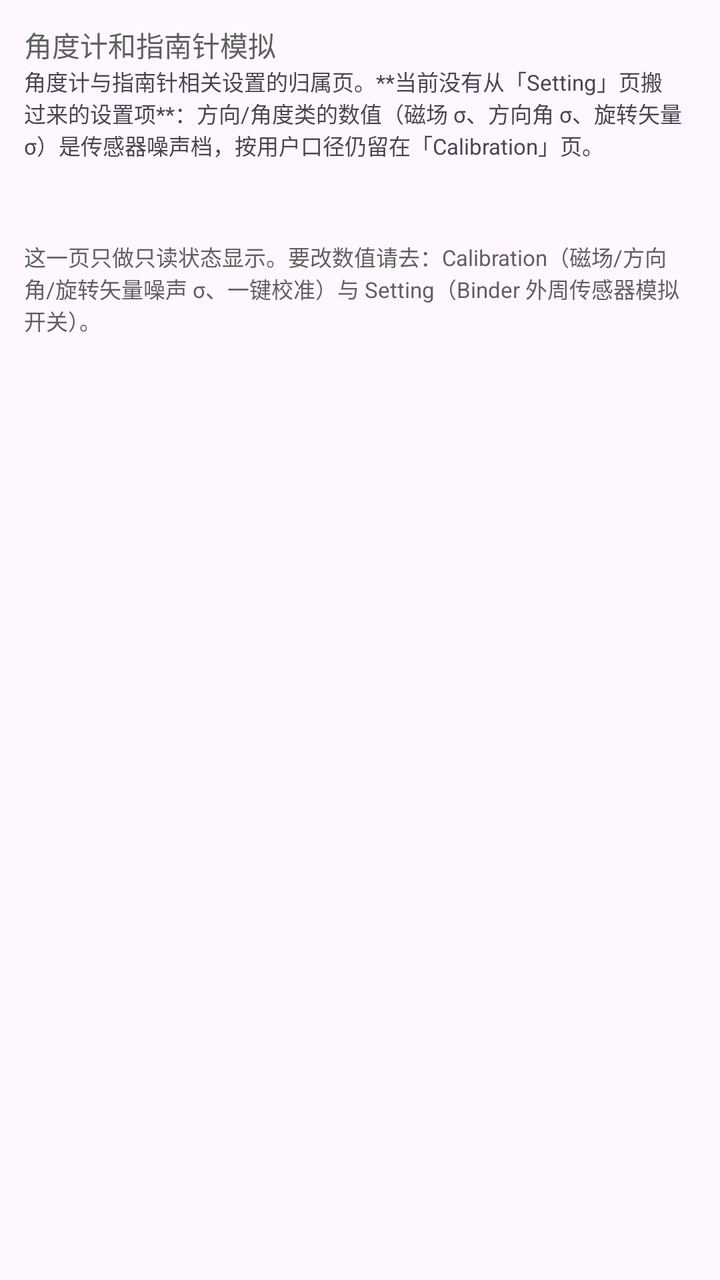
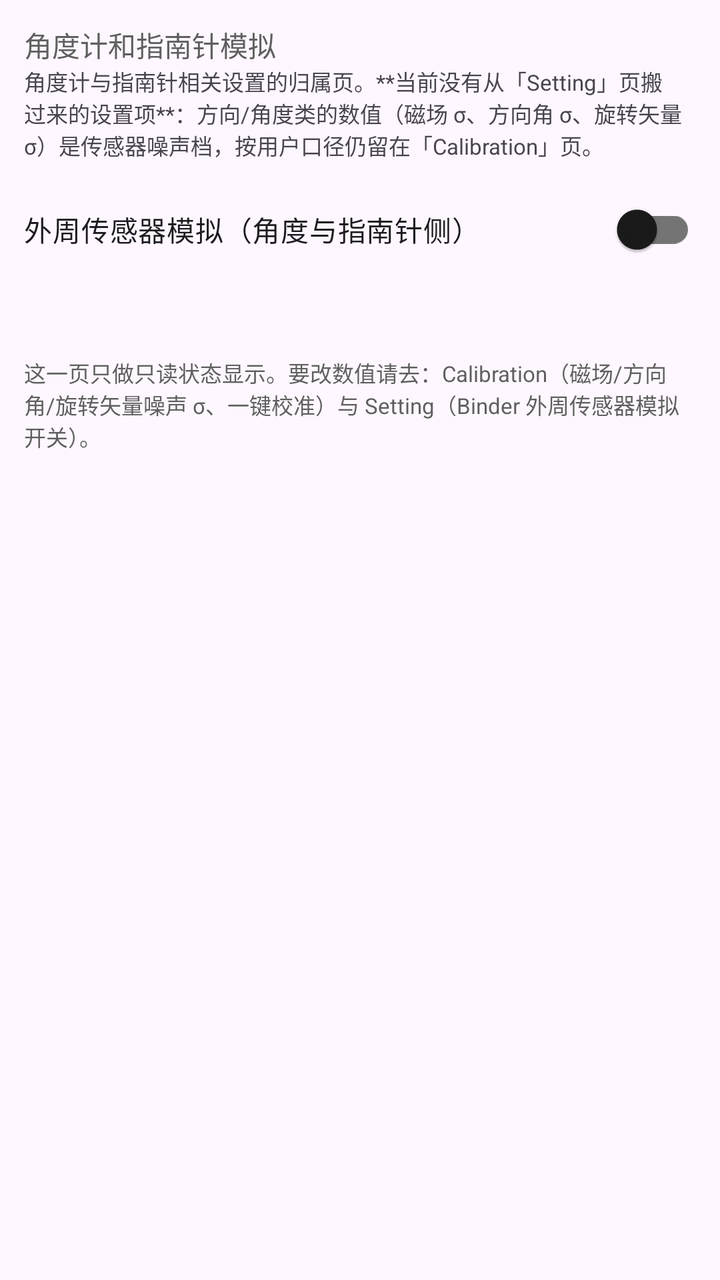

An Android layout rendered at two revisions. The XML below is the earlier revision; the diff shows what the commit changed to produce the second picture.
<!-- AndroidManifest.xml: application theme AppTheme -->
<!-- res/layout/fragment_angle_compass.xml -->
<?xml version="1.0" encoding="utf-8"?>
<androidx.constraintlayout.widget.ConstraintLayout
    xmlns:android="http://schemas.android.com/apk/res/android"
    xmlns:app="http://schemas.android.com/apk/res-auto"
    android:layout_width="match_parent"
    android:layout_height="match_parent">

    <ScrollView
        android:layout_width="match_parent"
        android:layout_height="0dp"
        app:layout_constraintTop_toTopOf="parent"
        app:layout_constraintBottom_toBottomOf="parent">

        <LinearLayout
            android:layout_width="match_parent"
            android:layout_height="wrap_content"
            android:orientation="vertical"
            android:padding="12dp">

            <com.google.android.material.textview.MaterialTextView
                android:layout_width="wrap_content"
                android:layout_height="wrap_content"
                android:text="角度计和指南针模拟"
                android:textColor="?attr/colorOnSurfaceVariant" />

            <com.google.android.material.textview.MaterialTextView
                android:layout_width="match_parent"
                android:layout_height="wrap_content"
                android:text="@string/angle_page_desc"
                android:textSize="11sp" />

            
            <com.google.android.material.textview.MaterialTextView
                android:id="@+id/angle_readout"
                android:layout_width="match_parent"
                android:layout_height="wrap_content"
                android:layout_marginTop="10dp"
                android:textSize="13sp" />

            <com.google.android.material.textview.MaterialTextView
                android:layout_width="match_parent"
                android:layout_height="wrap_content"
                android:layout_marginTop="12dp"
                android:text="@string/angle_footer"
                android:textSize="11sp"
                android:textColor="?attr/colorOnSurfaceVariant" />

        </LinearLayout>
    </ScrollView>
</androidx.constraintlayout.widget.ConstraintLayout>
<!-- resources referenced by this layout -->
<resources>
  <string name="angle_footer">这一页只做只读状态显示。要改数值请去：Calibration（磁场/方向角/旋转矢量噪声 σ、一键校准）与 Setting（Binder 外周传感器模拟开关）。</string>
  <string name="angle_page_desc">角度计与指南针相关设置的归属页。**当前没有从「Setting」页搬过来的设置项**：方向/角度类的数值（磁场 σ、方向角 σ、旋转矢量 σ）是传感器噪声档，按用户口径仍留在「Calibration」页。</string>
  <style name="AppTheme" parent="Theme.Material3.Light.NoActionBar">
          
          <item name="colorPrimary">#5F5F5F</item>
          <item name="colorOnPrimary">#FFFFFF</item>
          <item name="colorPrimaryContainer">#E0E0E0</item>
          <item name="colorOnPrimaryContainer">#1E1E1E</item>
          <item name="colorSecondary">#494949</item>
          <item name="colorOnSecondary">#FFFFFF</item>
          <item name="colorSecondaryContainer">#E7E7E7</item>
          <item name="colorOnSecondaryContainer">#2A2A2A</item>
          <item name="colorSurface">#FFFFFF</item>
          <item name="colorOnSurface">#1A1A1A</item>
          <item name="colorSurfaceVariant">#F0F0F0</item>
          <item name="colorOnSurfaceVariant">#5F5F5F</item>
          <item name="colorOutline">#747474</item>
  
          
          <item name="portalFabIconTint">#1A1A1A</item>
  
          
          <item name="android:statusBarColor">@android:color/transparent</item>
          <item name="android:windowDrawsSystemBarBackgrounds">true</item>
          <item name="android:windowTranslucentStatus">true</item>
          <item name="windowActionModeOverlay">true</item>
          <item name="windowActionBar">false</item>
          <item name="windowNoTitle">true</item>
  
          
          <item name="searchViewStyle">@style/Portal.SearchViewStyle</item>
          <item name="sliderStyle">@style/Portal.SliderTheme</item>
          <item name="android:popupMenuStyle">@style/PortalPopupMenuStyle</item>
      </style>
  <style name="Portal.SearchViewStyle" parent="Widget.AppCompat.SearchView" />
  <style name="Portal.SliderTheme" parent="Widget.Material3.Slider" />
  <style name="PortalPopupMenuStyle" parent="Widget.Material3.PopupMenu">
          <item name="android:popupAnimationStyle">@style/PortalPopupAnimation</item>
      </style>
  <style name="PortalPopupAnimation">
          <item name="android:windowEnterAnimation">@anim/popup_in_top_end</item>
          <item name="android:windowExitAnimation">@anim/popup_out_top_end</item>
      </style>
</resources>

<!-- the commit's change to res/layout/fragment_angle_compass.xml (unified diff, before → after) -->
@@ -30,6 +30,14 @@
                 android:textSize="11sp" />
 
             
+            
+            <com.google.android.material.switchmaterial.SwitchMaterial
+                android:id="@+id/orientation_mock_switch"
+                android:layout_width="match_parent"
+                android:layout_height="wrap_content"
+                android:layout_marginTop="10dp"
+                android:text="@string/orientation_mock" />
+
             <com.google.android.material.textview.MaterialTextView
                 android:id="@+id/angle_readout"
                 android:layout_width="match_parent"
<!-- resource entries referenced after the edit -->
@@ -2,6 +2,7 @@
 <resources>
   <string name="angle_footer">这一页只做只读状态显示。要改数值请去：Calibration（磁场/方向角/旋转矢量噪声 σ、一键校准）与 Setting（Binder 外周传感器模拟开关）。</string>
   <string name="angle_page_desc">角度计与指南针相关设置的归属页。**当前没有从「Setting」页搬过来的设置项**：方向/角度类的数值（磁场 σ、方向角 σ、旋转矢量 σ）是传感器噪声档，按用户口径仍留在「Calibration」页。</string>
+  <string name="orientation_mock">外周传感器模拟（角度与指南针侧）</string>
   <style name="AppTheme" parent="Theme.Material3.Light.NoActionBar">
           
           <item name="colorPrimary">#5F5F5F</item>
